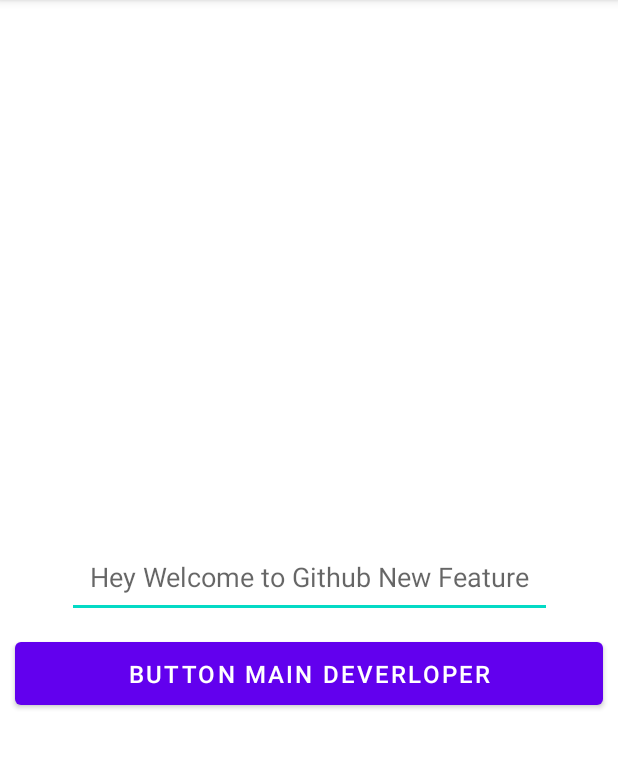
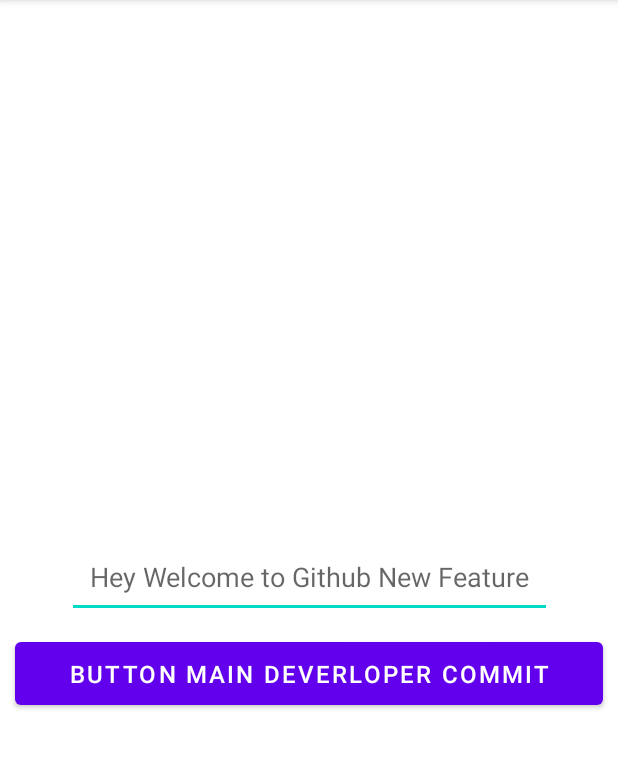
Before and after one commit to RohitashYogi/GithubLearning, an Android app: the screen it shows after launch (MainActivity), on a phone screen of 412 x 824 dp, the part 84-853 px from its top. Run offline under Robolectric (Android 15) with nearby library versions, the phone set to English and light mode, and no system bars.

Commit message:
Probus Commit Rohitash Design

```diff
--- a/app/src/main/res/layout/activity_main.xml
+++ b/app/src/main/res/layout/activity_main.xml
@@ -24,7 +24,7 @@
         android:layout_width="match_parent"
         android:layout_height="wrap_content"
         android:padding="10dp"
-        android:text="Button Main Deverloper"
+        android:text="Button Main Deverloper Commit"
         android:textSize="16dp"
         app:layout_constraintTop_toBottomOf="@id/textView"
 
```
